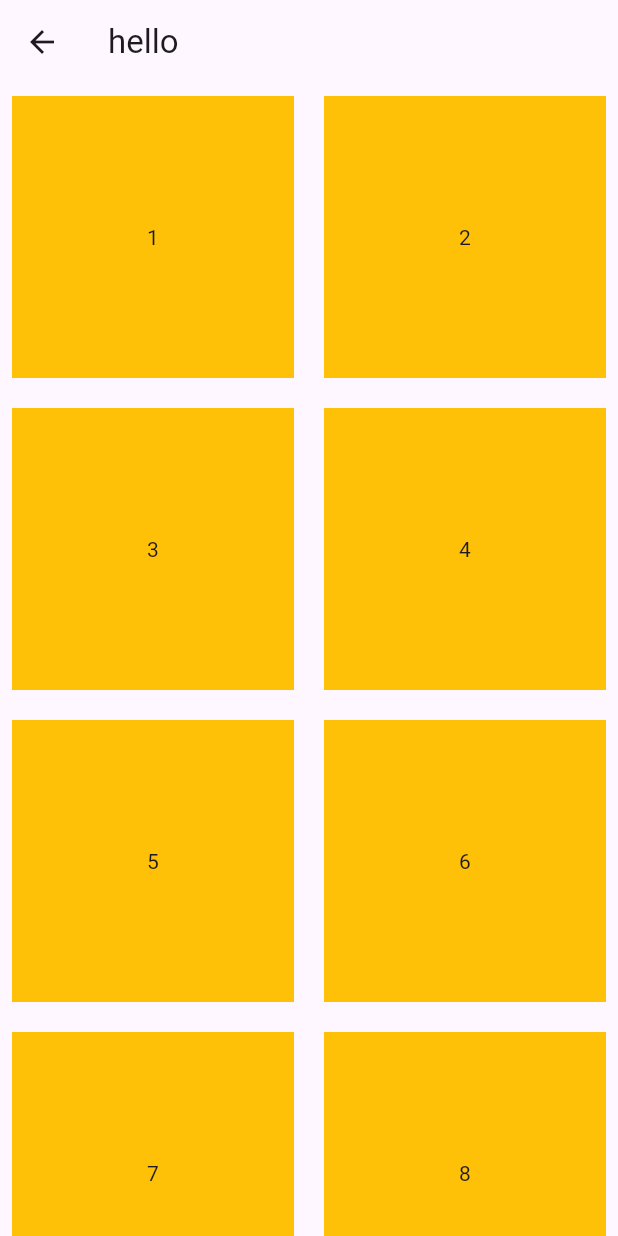
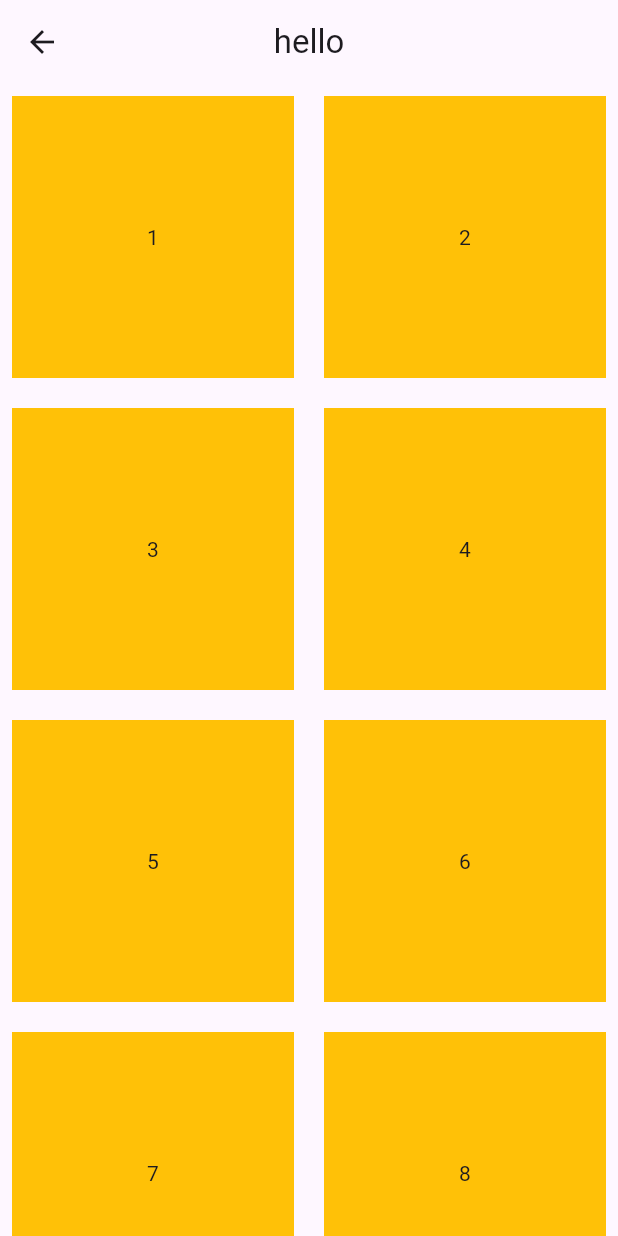
Before and after one commit to Vinay1513/Flutter_Core2Web, a Flutter app: the gridviewpage screen opened directly, on a phone screen of 412 x 824 dp. Run offline on Flutter 3.47's test engine with Material 3 defaults, Android fonts, the light colour scheme and no system bars; our stand-ins replace google_fonts; missing offline and left inert: dart:html.

Commit message:
first commit

```diff
--- a/Listview/listview/lib/gridpage.dart
+++ b/Listview/listview/lib/gridpage.dart
@@ -11,7 +11,10 @@ class _gridviewpageState extends State<gridviewpage> {
   @override
   Widget build(BuildContext context) {
     return Scaffold(
-      appBar: AppBar(title: Text("hello")),
+      appBar: AppBar(
+        title: Text("hello"),
+        centerTitle: true,
+      ),
       body: GridView.builder(
           gridDelegate: const SliverGridDelegateWithFixedCrossAxisCount(
             crossAxisCount: 2,
```
Also changed, not shown: Listview/listview/assets/preview/gridview.png.
